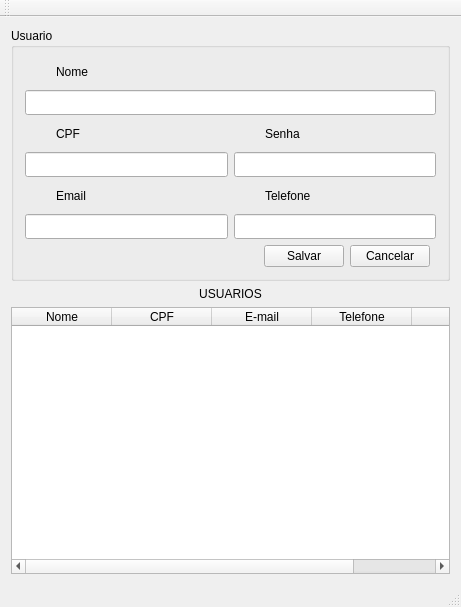
First picture: the form in janelaPrincipal.ui, repository YugoVtr/projetoUsuario, before the edit.
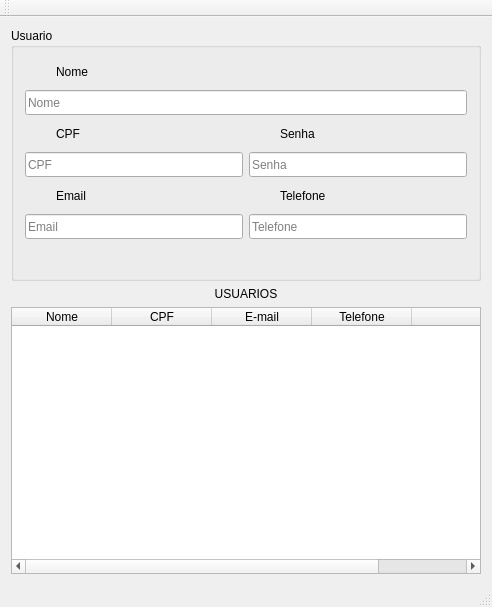
Second picture: the form after the edit. Icons and pictures are not drawn.

The edit to the form file:
```diff
--- a/janelaPrincipal.ui
+++ b/janelaPrincipal.ui
@@ -6,10 +6,16 @@
    <rect>
     <x>0</x>
     <y>0</y>
-    <width>461</width>
+    <width>492</width>
     <height>607</height>
    </rect>
   </property>
+  <property name="sizePolicy">
+   <sizepolicy hsizetype="Preferred" vsizetype="Preferred">
+    <horstretch>0</horstretch>
+    <verstretch>0</verstretch>
+   </sizepolicy>
+  </property>
   <property name="windowTitle">
    <string>Usuario</string>
   </property>
@@ -23,9 +29,28 @@
       <layout class="QGridLayout" name="gridLayout_2">
        <item row="1" column="2">
         <widget class="QPushButton" name="pushButtonCancelar">
-         <property name="text">
+         <property name="toolTip">
           <string>Cancelar</string>
          </property>
+         <property name="toolTipDuration">
+          <number>5000</number>
+         </property>
+         <property name="text">
+          <string/>
+         </property>
+         <property name="icon">
+          <iconset resource="imagens.qrc">
+           <normaloff>:/Imagens/delete.png</normaloff>:/Imagens/delete.png</iconset>
+         </property>
+         <property name="iconSize">
+          <size>
+           <width>40</width>
+           <height>40</height>
+          </size>
+         </property>
+         <property name="flat">
+          <bool>true</bool>
+         </property>
         </widget>
        </item>
        <item row="1" column="0">
@@ -95,6 +120,15 @@
                <height>25</height>
               </size>
              </property>
+             <property name="inputMask">
+              <string/>
+             </property>
+             <property name="maxLength">
+              <number>11</number>
+             </property>
+             <property name="placeholderText">
+              <string>CPF</string>
+             </property>
             </widget>
            </item>
           </layout>
@@ -151,6 +185,12 @@
                <height>25</height>
               </size>
              </property>
+             <property name="echoMode">
+              <enum>QLineEdit::Password</enum>
+             </property>
+             <property name="placeholderText">
+              <string>Senha</string>
+             </property>
             </widget>
            </item>
           </layout>
@@ -207,6 +247,9 @@
                <height>25</height>
               </size>
              </property>
+             <property name="placeholderText">
+              <string>Email</string>
+             </property>
             </widget>
            </item>
           </layout>
@@ -263,6 +306,15 @@
                <height>25</height>
               </size>
              </property>
+             <property name="inputMask">
+              <string/>
+             </property>
+             <property name="maxLength">
+              <number>14</number>
+             </property>
+             <property name="placeholderText">
+              <string>Telefone</string>
+             </property>
             </widget>
            </item>
           </layout>
@@ -319,6 +371,9 @@
                <height>25</height>
               </size>
              </property>
+             <property name="placeholderText">
+              <string>Nome</string>
+             </property>
             </widget>
            </item>
           </layout>
@@ -333,9 +388,28 @@
            <height>16777215</height>
           </size>
          </property>
-         <property name="text">
+         <property name="toolTip">
           <string>Salvar</string>
          </property>
+         <property name="toolTipDuration">
+          <number>5000</number>
+         </property>
+         <property name="text">
+          <string/>
+         </property>
+         <property name="icon">
+          <iconset resource="imagens.qrc">
+           <normaloff>:/Imagens/salvar.png</normaloff>:/Imagens/salvar.png</iconset>
+         </property>
+         <property name="iconSize">
+          <size>
+           <width>40</width>
+           <height>40</height>
+          </size>
+         </property>
+         <property name="flat">
+          <bool>true</bool>
+         </property>
         </widget>
        </item>
       </layout>
@@ -360,6 +434,12 @@
       <property name="editTriggers">
        <set>QAbstractItemView::NoEditTriggers</set>
       </property>
+      <property name="selectionBehavior">
+       <enum>QAbstractItemView::SelectRows</enum>
+      </property>
+      <property name="showGrid">
+       <bool>false</bool>
+      </property>
       <attribute name="horizontalHeaderStretchLastSection">
        <bool>true</bool>
       </attribute>
```
Left out of the diff: 12 changed lines with no effect on the pictures.
